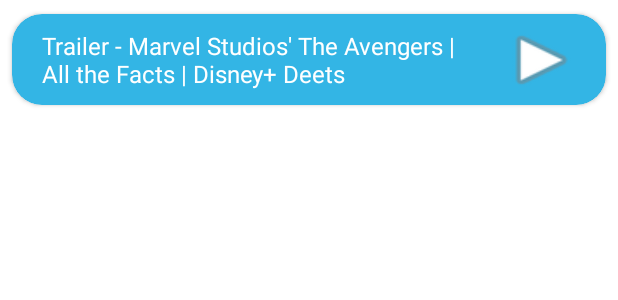
After one commit to dyshko-taras/study_movies-83-103, an Android app: the layout movie_video_item.xml on its own in the app's theme, with its tools: preview values and no code run, on a phone screen of 412 x 824 dp. The commit adds this screen. Shown: the top 300 px of the screen. Run offline under Robolectric (Android 15) with nearby library versions, the phone set to English and light mode, and no system bars; network calls fail.

Commit message:
Lesson #96 show trailer

```diff
--- a/app/src/main/res/layout/movie_item.xml
+++ b/app/src/main/res/layout/movie_item.xml
@@ -36,5 +36,6 @@
             tools:text="10,0" />
 
 
+
     </androidx.constraintlayout.widget.ConstraintLayout>
 </androidx.cardview.widget.CardView>
--- /dev/null
+++ b/app/src/main/res/layout/movie_video_item.xml
@@ -0,0 +1,43 @@
+<?xml version="1.0" encoding="utf-8"?>
+<androidx.cardview.widget.CardView xmlns:android="http://schemas.android.com/apk/res/android"
+    xmlns:app="http://schemas.android.com/apk/res-auto"
+    xmlns:tools="http://schemas.android.com/tools"
+    android:layout_width="match_parent"
+    android:layout_height="wrap_content"
+    app:cardBackgroundColor="@android:color/holo_blue_light"
+    app:cardCornerRadius="20dp"
+    app:cardUseCompatPadding="true">
+
+    <androidx.constraintlayout.widget.ConstraintLayout
+        android:layout_width="match_parent"
+        android:layout_height="wrap_content">
+
+        <TextView
+            android:id="@+id/textViewNameVideo"
+            android:layout_width="match_parent"
+            android:layout_height="wrap_content"
+            android:gravity="left"
+            android:padding="10dp"
+            android:paddingStart="20dp"
+            android:paddingEnd="80dp"
+            android:textColor="@android:color/white"
+            android:textSize="16sp"
+            app:layout_constraintEnd_toEndOf="parent"
+            app:layout_constraintTop_toTopOf="parent"
+            tools:ignore="RtlHardcoded,RtlSymmetry"
+            tools:text="Trailer - Marvel Studios' The Avengers | All the Facts | Disney+ Deets" />
+
+        <ImageView
+            android:layout_width="55dp"
+            android:layout_height="48dp"
+            android:layout_marginEnd="15dp"
+            android:background="@android:drawable/ic_media_play"
+            android:contentDescription="@null"
+            app:layout_constraintBottom_toBottomOf="@+id/textViewNameVideo"
+            app:layout_constraintEnd_toEndOf="@id/textViewNameVideo"
+            app:layout_constraintTop_toTopOf="@id/textViewNameVideo" />
+
+
+    </androidx.constraintlayout.widget.ConstraintLayout>
+
+</androidx.cardview.widget.CardView>
```
Also changed, not shown: app/src/main/java/com/dyshkotaras/movies/MovieDetailActivity.java (+8 -2 lines), app/src/main/java/com/dyshkotaras/movies/MovieVideosAdapter.java (added, +56 -0 lines), app/src/main/res/drawable/triangle.xml (added, +10 -0 lines), app/src/main/res/layout/activity_movie_detail.xml (+15 -2 lines).
